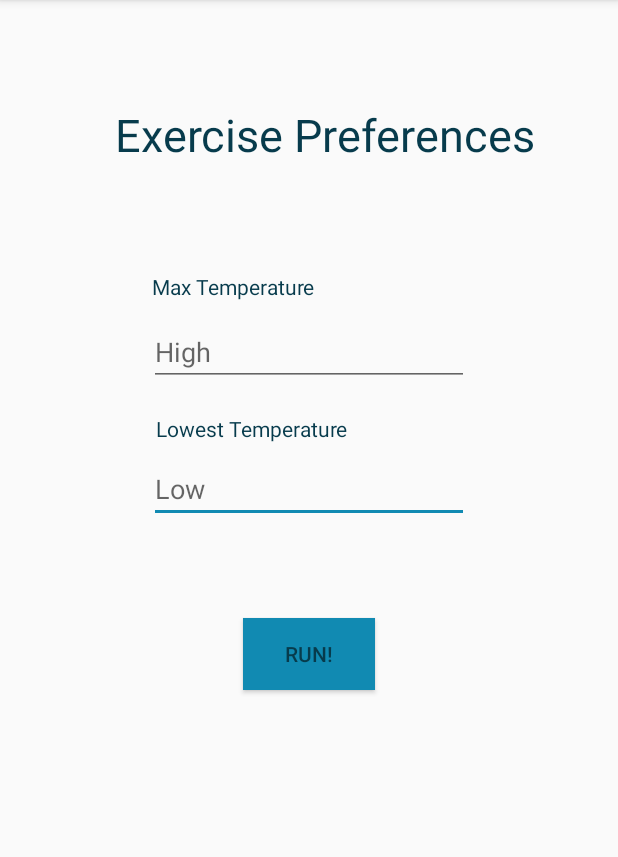
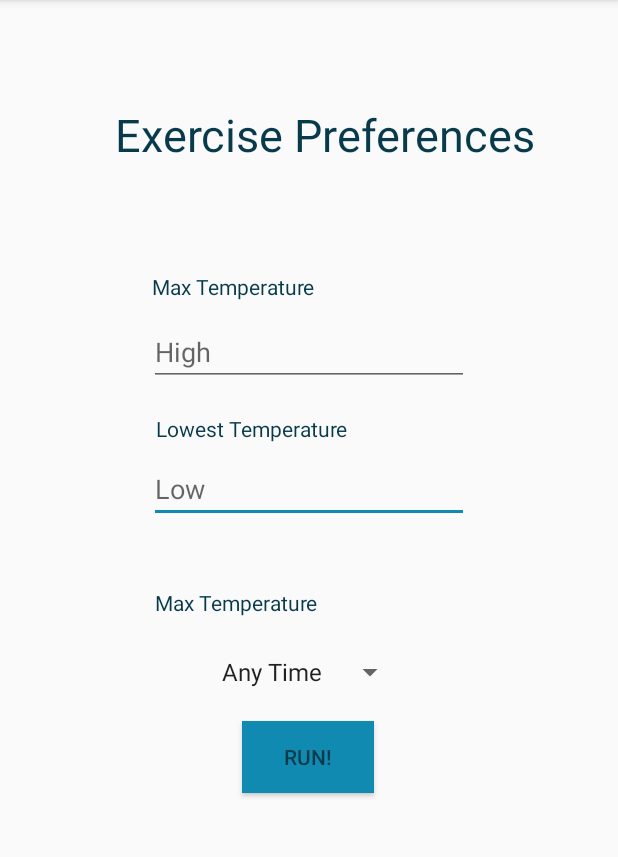
Before and after one commit to evanchang2399/HackTheNortheast, an Android app: the screen it shows after launch (HomeActivity), on a phone screen of 412 x 824 dp, the part 84-941 px from its top. Run offline under Robolectric (Android 15) with nearby library versions, the phone set to English and light mode, and no system bars.

Commit message:
Added Spinner for time preferences

```diff
--- a/app/src/main/java/com/example/tempest/HomeActivity.java
+++ b/app/src/main/java/com/example/tempest/HomeActivity.java
@@ -12,8 +12,10 @@ import java.util.*;
 import android.os.Bundle;
 
 import android.view.View;
+import android.widget.ArrayAdapter;
 import android.widget.Button;
 import android.widget.EditText;
+import android.widget.Spinner;
 import android.widget.TextView;
 import android.widget.Toast;
 
@@ -36,34 +38,11 @@ import okhttp3.Response;
 
 public class HomeActivity extends AppCompatActivity {
     double userTempLow, userTempHigh;
+    int prefTime;
+    String spinnerInput;
     EditText inputTempLow, inputTempHigh;
     Button submitButton;
-
-    //Evan stuff \/
-    Double latitude;
-    Double longitude;
-    String jResponse;
-    String forecastURL;
-    String pastForecastURL;
-    JSONObject currently;
-    JSONObject hourly;
-    JSONObject daily;
-    Double temp;
-    String humidity;
-    String currentInfo;
-    String[] hourTemps;
-    String[] hourUVs;
-    String[] hourHumidities;
-    String[] hourPrecips;
-    String[] hourWinds;
-    String[] dailyHighs;
-    String[] dailyLows;
-    String[] dailyPrecip;
-    String[] dailyHumidities;
-    String[] dailyHighTimes;
-    String[] dailyLowTimes;
-    JSONObject nextWeek;
-
+    Spinner mySpinner;
     ArrayList<String> jsonString;
     private FusedLocationProviderClient fusedLocationProviderClient;
 
@@ -72,9 +51,20 @@ public class HomeActivity extends AppCompatActivity {
         super.onCreate(savedInstanceState);
         setContentView(R.layout.activity_main);
 
+        //Drop Down user input
+        mySpinner = (Spinner) findViewById(R.id.dropDownTime);
+        ArrayAdapter<CharSequence> adapter = ArrayAdapter.createFromResource(this,
+                R.array.prefered_times, android.R.layout.simple_spinner_item);
+        adapter.setDropDownViewResource(android.R.layout.simple_spinner_dropdown_item);
+        mySpinner.setAdapter(adapter);
+
+
+
+        //Temp user input
         inputTempHigh = (EditText) findViewById(R.id.inputTempHigh);
         inputTempLow = (EditText) findViewById(R.id.inputTempLow);
 
+        //Submit button
         submitButton = (Button) findViewById(R.id.submitButton);
         submitButton.setOnClickListener(new View.OnClickListener(){
             @Override
@@ -82,34 +72,36 @@ public class HomeActivity extends AppCompatActivity {
                 try {
                     userTempLow = Integer.valueOf(inputTempLow.getText().toString());
                     userTempHigh = Integer.valueOf(inputTempHigh.getText().toString());
+                    spinnerInput = mySpinner.getSelectedItem().toString();
+                    convertToInt(); //Converts spinner value to -1,0, or 1
                     moveToScheduleActivity(); //Method at the bottom of all the Evan stuff
-                }catch (NumberFormatException en){
+                    Toast.makeText(HomeActivity.this, String.valueOf(prefTime), Toast.LENGTH_SHORT).show();
+
+                }catch (NumberFormatException en){ //No numbers filled out
                     Toast.makeText(HomeActivity.this, "Please fill out your preferences", Toast.LENGTH_SHORT).show();
                 }
-                catch(Exception e){
+                catch(Exception e){ //Something else went wrong... (:o)
                     Toast.makeText(HomeActivity.this, e.toString(), Toast.LENGTH_SHORT).show();
                 }
             }
         });
-
-        //Evan stuff \/
-        forecastURL = "https://api.darksky.net/forecast/45b937115ee9a714334343756da12736/37,-122";
-        fusedLocationProviderClient = LocationServices.getFusedLocationProviderClient(this);
-
-        final TextView jsonTextView;
-        final TextView hourlyTemps;
-        final TextView averages;
-        final TextView weeklyAve;
-        final TextView oldDate;
-        final TextView testBox;
-
-
     }
-
+    //Next Activity
     private void moveToScheduleActivity() {
         Intent intent = new Intent(HomeActivity.this, ScheduleActivity.class);
         intent.putExtra("tempLowKey", userTempLow);
         intent.putExtra("tempHighKey", userTempHigh);
+        intent.putExtra("prefTimeKey", prefTime);
         startActivity(intent);
     }
+    //Converts input, morning, evening or anytime into -1, 0 or 1... just for funsies
+    private void convertToInt(){
+        if (spinnerInput.equals("Morning")) {
+            prefTime = -1;
+        }else if(spinnerInput.equals("Evening")){
+            prefTime = 1;
+        }else { //Both/anytime
+            prefTime = 0;
+        }
+    }
 }
--- a/app/src/main/res/layout/activity_main.xml
+++ b/app/src/main/res/layout/activity_main.xml
@@ -15,11 +15,12 @@
             android:id="@+id/submitButton"
             android:layout_width="wrap_content"
             android:layout_height="wrap_content"
-            android:layout_marginTop="63dp"
+            android:layout_marginTop="132dp"
+            android:background="@color/colorGradient4"
             android:text="RUN!"
             android:textColor="@color/colorGradient5"
-            android:background="@color/colorGradient4"
             app:layout_constraintEnd_toEndOf="parent"
+            app:layout_constraintHorizontal_bias="0.498"
             app:layout_constraintStart_toStartOf="parent"
             app:layout_constraintTop_toBottomOf="@+id/inputTempLow" />
 
@@ -73,6 +74,19 @@
             app:layout_constraintStart_toStartOf="@+id/inputTempHigh" />
 
         <TextView
+            android:id="@+id/textView6"
+            android:layout_width="wrap_content"
+            android:layout_height="wrap_content"
+            android:layout_marginTop="25dp"
+            android:layout_marginEnd="200dp"
+            android:layout_marginBottom="7dp"
+            android:text="@string/max_temp"
+            android:textColor="@color/colorGradient5"
+            app:layout_constraintBottom_toTopOf="@+id/dropDownTime"
+            app:layout_constraintEnd_toEndOf="parent"
+            app:layout_constraintTop_toBottomOf="@+id/inputTempLow" />
+
+        <TextView
             android:id="@+id/textView3"
             android:layout_width="wrap_content"
             android:layout_height="wrap_content"
@@ -83,5 +97,17 @@
             android:textColor="@color/colorGradient5"
             app:layout_constraintEnd_toEndOf="parent"
             app:layout_constraintTop_toTopOf="parent" />
+
+        <Spinner
+            android:id="@+id/dropDownTime"
+            android:layout_width="wrap_content"
+            android:layout_height="wrap_content"
+            android:layout_marginBottom="308dp"
+            android:spinnerMode="dropdown"
+            android:textColor="@color/colorGradient5"
+            app:layout_constraintBottom_toBottomOf="parent"
+            app:layout_constraintEnd_toEndOf="parent"
+            app:layout_constraintHorizontal_bias="0.498"
+            app:layout_constraintStart_toStartOf="parent" />
     </androidx.constraintlayout.widget.ConstraintLayout>
 </androidx.coordinatorlayout.widget.CoordinatorLayout>
--- a/app/src/main/res/values/strings.xml
+++ b/app/src/main/res/values/strings.xml
@@ -23,5 +23,14 @@
     <string name="day_five">Day Five</string>
     <string name="day_six">Day Six</string>
     <string name="day_seven">Day Seven</string>
+    <!-- Drop Down -->
+    <string-array name="prefered_times">
+        <item>Any Time</item>
+        <item>Morning</item>
+        <item>Evening</item>
+
+    </string-array>
+
+
 
 </resources>
```
